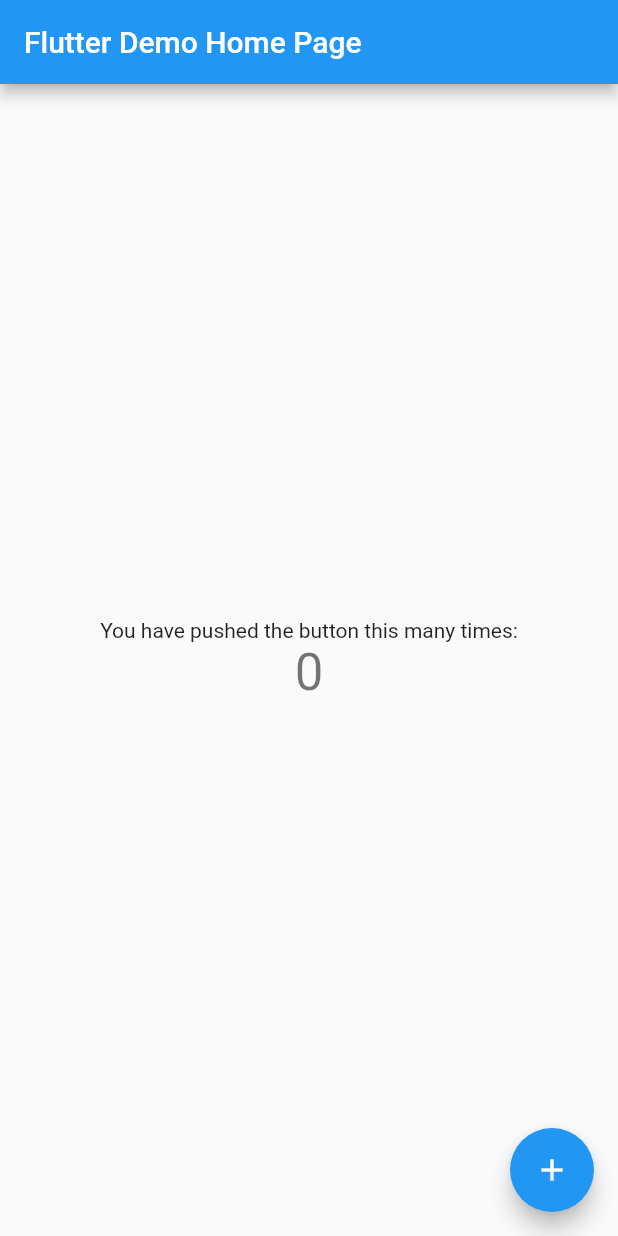
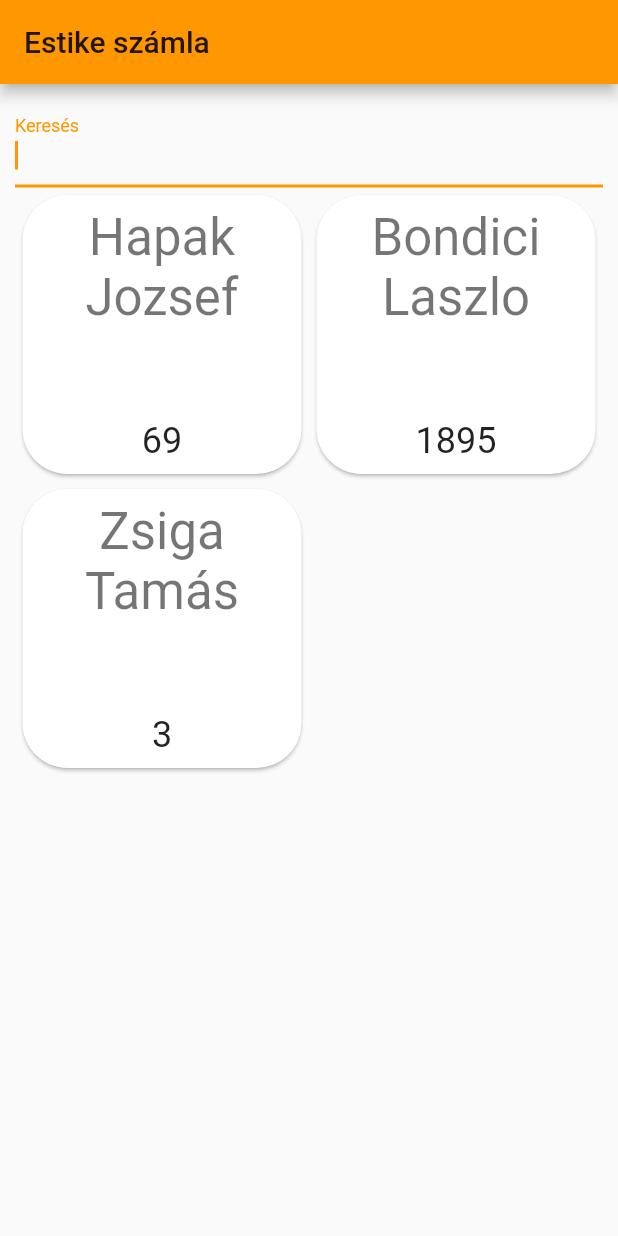
Before and after one commit to machiato32/estike, a Flutter app: the screen it shows after launch, on a phone screen of 412 x 824 dp. Run offline on Flutter 3.47's test engine with Material 2 defaults, Android fonts, the phone set to English and light mode, and no system bars.

Commit message:
basics working

```diff
--- /dev/null
+++ b/lib/drink.dart
@@ -0,0 +1,29 @@
+import 'package:flutter/widgets.dart';
+
+enum DrinkType { beer, long, short, cocktail, other }
+
+class Drink {
+  int price;
+  String name;
+  DrinkType type;
+  String? imageURL;
+  Drink(this.name, this.price, this.type, {this.imageURL});
+}
+
+List<Drink> allDrinks = [
+  Drink(
+    'Soproni 1895',
+    300,
+    DrinkType.beer,
+    imageURL: 'assets/soproni.png',
+  ),
+  Drink('Soproni', 280, DrinkType.beer),
+  Drink('Heineken', 320, DrinkType.beer),
+  Drink('Soproni meggy', 350, DrinkType.beer),
+  Drink('Bak', 300, DrinkType.beer),
+  Drink('Estike koktel', 800, DrinkType.cocktail)
+]; //TODO: from save
+void addDrink(String name, int price, DrinkType type, {String? imageURL}) {
+  allDrinks.add(Drink(name, price, type, imageURL: imageURL));
+  //TODO: save
+}
--- a/lib/main.dart
+++ b/lib/main.dart
@@ -1,4 +1,8 @@
+import 'package:estike/user.dart';
+import 'package:estike/user_card.dart';
 import 'package:flutter/material.dart';
+import 'package:flutter/services.dart';
+import 'drink_page.dart';
 
 void main() {
   runApp(MyApp());
@@ -11,34 +15,28 @@ class MyApp extends StatelessWidget {
     return MaterialApp(
       title: 'Flutter Demo',
       theme: ThemeData(
-        // This is the theme of your application.
-        //
-        // Try running your application with "flutter run". You'll see the
-        // application has a blue toolbar. Then, without quitting the app, try
-        // changing the primarySwatch below to Colors.green and then invoke
-        // "hot reload" (press "r" in the console where you ran "flutter run",
-        // or simply save your changes to "hot reload" in a Flutter IDE).
-        // Notice that the counter didn't reset back to zero; the application
-        // is not restarted.
-        primarySwatch: Colors.blue,
+        primarySwatch: Colors.orange,
+        // textTheme: TextTheme(
+        //   headline6:
+        // ),
+        cardTheme: CardTheme(
+          margin: EdgeInsets.all(5),
+          shape: RoundedRectangleBorder(
+            borderRadius: BorderRadius.circular(30),
+          ),
+        ),
       ),
-      home: MyHomePage(title: 'Flutter Demo Home Page'),
+      initialRoute: '/',
+      routes: {
+        '/': (context) => MyHomePage(title: 'Estike számla'),
+        // '/drink_page': (context) => DrinkPage(),
+      },
     );
   }
 }
 
 class MyHomePage extends StatefulWidget {
   MyHomePage({Key? key, required this.title}) : super(key: key);
-
-  // This widget is the home page of your application. It is stateful, meaning
-  // that it has a State object (defined below) that contains fields that affect
-  // how it looks.
-
-  // This class is the configuration for the state. It holds the values (in this
-  // case the title) provided by the parent (in this case the App widget) and
-  // used by the build method of the State. Fields in a Widget subclass are
-  // always marked "final".
-
   final String title;
 
   @override
@@ -46,68 +44,80 @@ class MyHomePage extends StatefulWidget {
 }
 
 class _MyHomePageState extends State<MyHomePage> {
-  int _counter = 0;
+  String searchWord = '';
+  TextEditingController controller = TextEditingController();
+  @override
+  Widget build(BuildContext context) {
+    return Scaffold(
+      appBar: AppBar(
+        title: Text(widget.title),
+      ),
+      body: _generateBody(),
+    );
+  }
 
-  void _incrementCounter() {
+  void resetTextFiled() {
     setState(() {
-      // This call to setState tells the Flutter framework that something has
-      // changed in this State, which causes it to rerun the build method below
-      // so that the display can reflect the updated values. If we changed
-      // _counter without calling setState(), then the build method would not be
-      // called again, and so nothing would appear to happen.
-      _counter++;
+      controller.clear();
+      searchWord = '';
     });
   }
 
-  @override
-  Widget build(BuildContext context) {
-    // This method is rerun every time setState is called, for instance as done
-    // by the _incrementCounter method above.
-    //
-    // The Flutter framework has been optimized to make rerunning build methods
-    // fast, so that you can just rebuild anything that needs updating rather
-    // than having to individually change instances of widgets.
-    return Scaffold(
-      appBar: AppBar(
-        // Here we take the value from the MyHomePage object that was created by
-        // the App.build method, and use it to set our appbar title.
-        title: Text(widget.title),
-      ),
-      body: Center(
-        // Center is a layout widget. It takes a single child and positions it
-        // in the middle of the parent.
-        child: Column(
-          // Column is also a layout widget. It takes a list of children and
-          // arranges them vertically. By default, it sizes itself to fit its
-          // children horizontally, and tries to be as tall as its parent.
-          //
-          // Invoke "debug painting" (press "p" in the console, choose the
-          // "Toggle Debug Paint" action from the Flutter Inspector in Android
-          // Studio, or the "Toggle Debug Paint" command in Visual Studio Code)
-          // to see the wireframe for each widget.
-          //
-          // Column has various properties to control how it sizes itself and
-          // how it positions its children. Here we use mainAxisAlignment to
-          // center the children vertically; the main axis here is the vertical
-          // axis because Columns are vertical (the cross axis would be
-          // horizontal).
-          mainAxisAlignment: MainAxisAlignment.center,
-          children: <Widget>[
-            Text(
-              'You have pushed the button this many times:',
-            ),
-            Text(
-              '$_counter',
-              style: Theme.of(context).textTheme.headline4,
-            ),
-          ],
+  Widget _generateBody() {
+    return ListView(
+      shrinkWrap: true,
+      padding: EdgeInsets.all(10),
+      children: [
+        TextField(
+          onChanged: (value) {
+            setState(() {
+              searchWord = value;
+            });
+          },
+          autofocus: true,
+          controller: controller,
+          decoration: InputDecoration(
+            labelText: 'Keresés',
+          ),
         ),
-      ),
-      floatingActionButton: FloatingActionButton(
-        onPressed: _incrementCounter,
-        tooltip: 'Increment',
-        child: Icon(Icons.add),
-      ), // This trailing comma makes auto-formatting nicer for build methods.
+        _generateGrid(),
+      ],
+    );
+  }
+
+  Widget _generateGrid() {
+    List<User> users = allUsers;
+    if (searchWord != "") {
+      users = allUsers
+          .where((element) =>
+              element.id.toString().contains(searchWord) ||
+              element.name.toLowerCase().contains(searchWord.toLowerCase()))
+          .toList();
+    }
+    if (users.length == 0) return Container();
+    double width = MediaQuery.of(context).size.width;
+    bool small = false;
+    int count = (width / 200).floor();
+    if (width < 400) {
+      small = true;
+      count = (width / 150).floor();
+    }
+    return GridView.count(
+      physics: NeverScrollableScrollPhysics(),
+      shrinkWrap: true,
+      crossAxisCount: count,
+      children: users.map<Widget>(
+        (e) {
+          FocusNode node = FocusNode();
+          // nodes.add(node);
+          return UserCard(
+            resetTextField: resetTextFiled,
+            // node: node,
+            user: e,
+            small: small,
+          );
+        },
+      ).toList(),
     );
   }
 }
--- /dev/null
+++ b/lib/user.dart
@@ -0,0 +1,24 @@
+import 'drink.dart';
+
+class User {
+  String name;
+  int id;
+  Map<Drink, int> drinksBought = {};
+  User(this.name, this.id);
+  void addBoughtDrink(Drink drink, {int number = 1}) {
+    if (drinksBought.containsKey(drink)) {
+      drinksBought[drink] = drinksBought[drink]! + number;
+    } else {
+      drinksBought[drink] = number;
+    }
+  }
+}
+
+List<User> allUsers = [
+  User('Hapak Jozsef', 69),
+  User('Bondici Laszlo', 1895),
+  User('Zsiga Tamás', 3)
+]; //TODO from save
+addUser(String name, int id) {
+  allUsers.add(User(name, id));
+}
--- /dev/null
+++ b/lib/user_card.dart
@@ -0,0 +1,67 @@
+import 'package:flutter/material.dart';
+import 'drink_page.dart';
+import 'user.dart';
+
+class UserCard extends StatelessWidget {
+  final Function resetTextField;
+  final User user;
+  final bool small;
+  const UserCard(
+      {required this.user,
+      Key? key,
+      this.small = false,
+      required this.resetTextField})
+      : super(key: key);
+
+  @override
+  Widget build(BuildContext context) {
+    return AspectRatio(
+      aspectRatio: 1,
+      child: Card(
+        child: InkWell(
+          // focusNode: node,
+          borderRadius: BorderRadius.circular(30),
+          onTap: () {
+            Navigator.of(context).push(
+                MaterialPageRoute(builder: (context) => DrinkPage(user: user)));
+            resetTextField();
+          },
+          child: Padding(
+            padding: EdgeInsets.all(8),
+            child: Stack(
+              children: [
+                Material(
+                  color: Colors.transparent,
+                ),
+                Column(
+                  mainAxisAlignment: MainAxisAlignment.spaceBetween,
+                  crossAxisAlignment: CrossAxisAlignment.center,
+                  children: [
+                    Center(
+                      child: Text(
+                        user.name,
+                        style: small
+                            ? Theme.of(context).textTheme.headline5
+                            : Theme.of(context).textTheme.headline4,
+                        textAlign: TextAlign.center,
+                      ),
+                    ),
+                    Center(
+                      child: Text(
+                        user.id.toString(),
+                        style: small
+                            ? Theme.of(context).textTheme.headline6
+                            : Theme.of(context).textTheme.headline5,
+                        textAlign: TextAlign.center,
+                      ),
+                    ),
+                  ],
+                ),
+              ],
+            ),
+          ),
+        ),
+      ),
+    );
+  }
+}
```
Also changed, not shown: lib/drink_card.dart (added, +67 -0 lines), lib/drink_ledger_item.dart (added, +58 -0 lines), lib/drink_page.dart (added, +331 -0 lines), pubspec.yaml (+3 -6 lines), assets/soproni.png (added).
